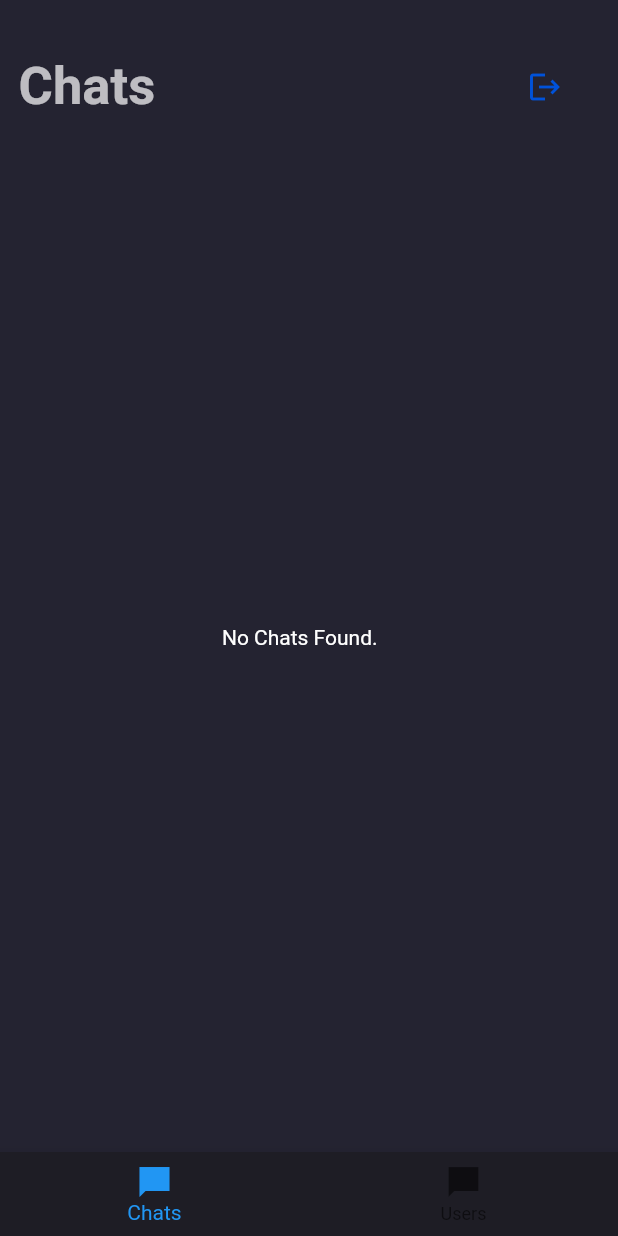
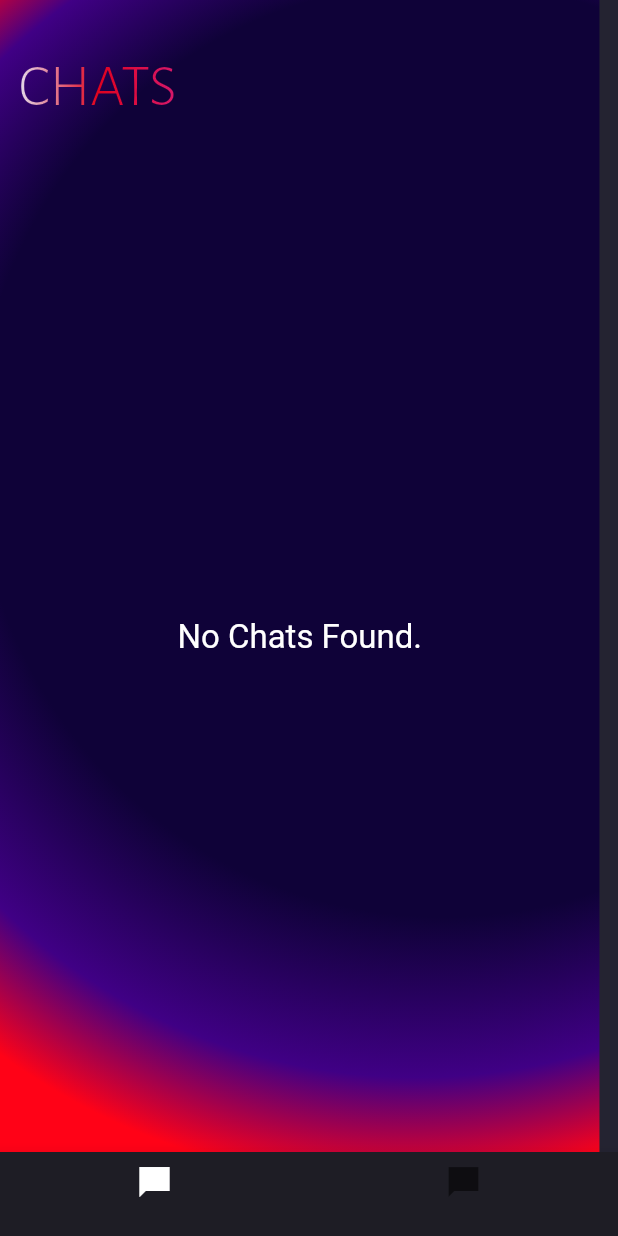
Before and after one commit to MeriDm7/chat_project_flutter, a Flutter app: the HomePage screen opened by its route, on a phone screen of 412 x 824 dp. Run offline on Flutter 3.47's test engine with Material 2 defaults, Android fonts, the phone set to English and light mode, and no system bars; our stand-ins replace cloud_firestore, file_picker, firebase_auth, firebase_core, firebase_storage, flutter_keyboard_visibility and 2 more; accounts and stored records are empty; network calls fail; Roboto replaces fonts that are missing (th).

Commit message:
home page updates

```diff
--- a/lib/models/chat_user.dart
+++ b/lib/models/chat_user.dart
@@ -37,6 +37,6 @@ class ChatUser {
   }
 
   bool wasRecentlyActive() {
-    return DateTime.now().difference(lastActive).inHours < 2;
+    return DateTime.now().difference(lastActive).inHours < 12;
   }
 }
--- a/lib/pages/chats_page.dart
+++ b/lib/pages/chats_page.dart
@@ -12,6 +12,8 @@ import 'package:chat/services/navigation_service.dart';
 
 import '../widgets/top_bar.dart';
 import 'package:chat/widgets/custom_list_view_tiles.dart';
+import '../widgets/custom_colors.dart';
+import '../widgets/gradient_text.dart';
 
 import 'package:chat/models/chat.dart';
 
@@ -57,28 +59,38 @@ class _ChatsPageState extends State<ChatsPage> {
             horizontal: _deviceWight * 0.03, vertical: _deviceHeight * 0.02),
         height: _deviceHeight * 0.98,
         width: _deviceWight * 0.97,
+        decoration: BoxDecoration(
+          gradient: RadialGradient(
+            stops: [0.1, 0.3, 0.6],
+            colors: [neored, darkpurple, newblue],
+            center: Alignment(0.6, -0.3),
+            focal: Alignment(0.3, -0.1),
+            focalRadius: 1.2,
+          ),
+        ),
         child: Column(
           mainAxisSize: MainAxisSize.max,
           mainAxisAlignment: MainAxisAlignment.start,
           crossAxisAlignment: CrossAxisAlignment.center,
           children: [
-            TopBar(
-              'Chats',
-              primaryAction: IconButton(
-                icon: const Icon(
-                  Icons.logout,
-                  color: Color.fromRGBO(0, 82, 218, 1.0),
-                ),
-                onPressed: () {
-                  _auth.logout();
-                },
-              ),
-            ),
+            _pageTitle(),
             _chatsList(),
           ],
         ),
       );
     });
+  }
+
+  Widget _pageTitle() {
+    return Container(
+      alignment: Alignment.centerLeft,
+      height: _deviceHeight * 0.1,
+      child: GradientText(
+        'CHATS',
+        style: const TextStyle(fontSize: 40, fontFamily: "it"),
+        gradient: LinearGradient(colors: [Colors.white, neored, neopink]),
+      ),
+    );
   }
 
   Widget _chatsList() {
@@ -98,7 +110,11 @@ class _ChatsPageState extends State<ChatsPage> {
             return const Center(
               child: Text(
                 "No Chats Found.",
-                style: TextStyle(color: Colors.white),
+                style: TextStyle(
+                  fontSize: 22,
+                  fontFamily: 'th',
+                  color: Colors.white,
+                ),
               ),
             );
           }
@@ -122,6 +138,7 @@ class _ChatsPageState extends State<ChatsPage> {
           ? "Media Attachment"
           : _chat.messages.first.content;
     }
+
     return CustomListViewTileWithActivity(
       height: _deviceHeight * 0.10,
       title: _chat.title(),
--- a/lib/pages/home_page.dart
+++ b/lib/pages/home_page.dart
@@ -28,6 +28,7 @@ class _HomePageState extends State<HomePage> {
       body: _pages[_currentPage],
       bottomNavigationBar: BottomNavigationBar(
         currentIndex: _currentPage,
+        selectedItemColor: Colors.white,
         onTap: (_index) {
           setState(() {
             _currentPage = _index;
@@ -35,9 +36,9 @@ class _HomePageState extends State<HomePage> {
         },
         items: const [
           BottomNavigationBarItem(
-              label: "Chats", icon: Icon(Icons.chat_bubble_sharp)),
+              label: "", icon: Icon(Icons.chat_bubble_sharp)),
           BottomNavigationBarItem(
-              label: "Users", icon: Icon(Icons.chat_bubble_sharp)),
+              label: "", icon: Icon(Icons.chat_bubble_sharp)),
         ],
       ),
     );
--- /dev/null
+++ b/lib/widgets/custom_colors.dart
@@ -0,0 +1,9 @@
+import 'package:flutter/material.dart';
+
+final darkpurple = const Color(0xFF400085);
+final newblue = const Color(0xFF0f0238);
+
+final neored = const Color(0xFFff0217);
+
+final neopink = const Color(0xFFf41c74);
+final neopuprle = const Color(0xFFff32ff);
--- a/lib/widgets/gradient_background.dart
+++ b/lib/widgets/gradient_background.dart
@@ -1,9 +1,7 @@
 import 'package:flutter/material.dart';
+import 'package:chat/widgets/custom_colors.dart';
 
 class BaseLayout extends StatelessWidget {
-  static const neored = const Color(0xFFff0217);
-  static const neopink = const Color(0xFFf41c74);
-  static const neopuprle = const Color(0xFFff32ff);
   @override
   Widget build(BuildContext context) {
     return Scaffold(
```
Also changed, not shown: lib/pages/login_page.dart (+1 -6 lines), lib/pages/register_page.dart (+1 -6 lines), lib/widgets/custom_list_view_tiles.dart (+6 -5 lines), lib/widgets/rounded_image.dart (+9 -2 lines).
